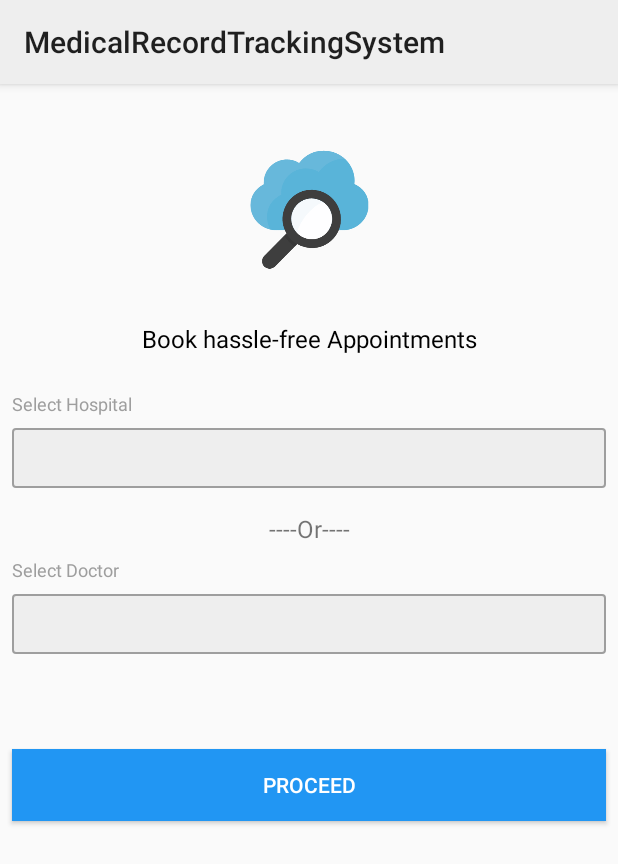
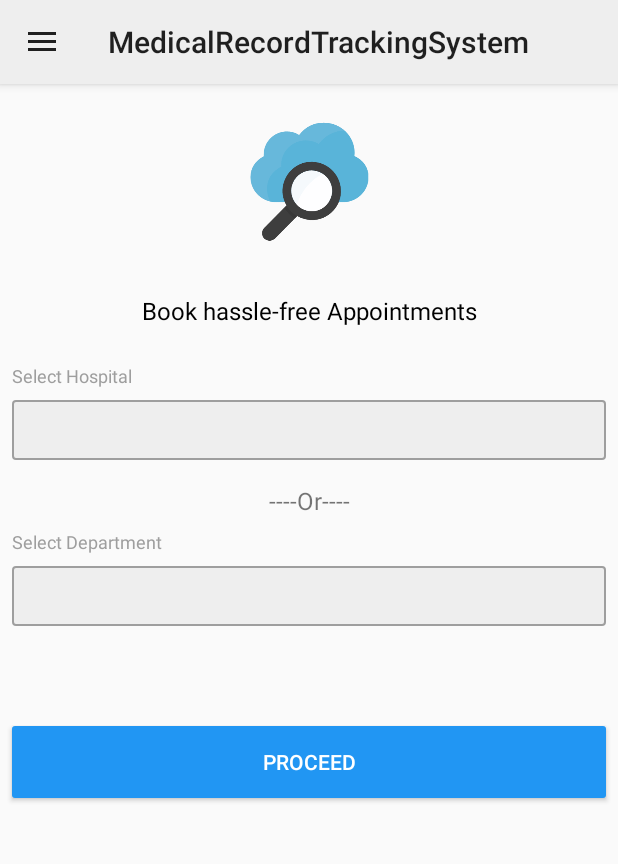
Before and after one commit to ayushkhare/MedicalReportTrackingSystem, an Android app: the screen it shows after launch (MainActivity), on a phone screen of 412 x 824 dp. Shown: the top 864 px of the screen. Run offline under Robolectric (Android 15) with nearby library versions, the phone set to English and light mode, and no system bars; our stand-ins replace ButterKnife, CircleImageView; libraries missing offline, so code that uses them is left out: com.toptoche.searchablespinnerlibrary; plain views replace SearchableSpinner; 1 statement that could not run was skipped.

Commit message:
added navigation drawer

```diff
--- a/app/build.gradle
+++ b/app/build.gradle
@@ -25,7 +25,7 @@ dependencies {
         exclude group: 'com.android.support', module: 'support-annotations'
     })
     compile 'com.android.support:appcompat-v7:25.2.0'
-    compile 'com.android.support.constraint:constraint-layout:1.0.0-beta3'
+    compile 'com.android.support.constraint:constraint-layout:1.0.1'
     compile 'com.jakewharton:butterknife:7.0.1'
     compile 'com.android.support:appcompat-v7:25.2.0'
     compile 'com.android.support:recyclerview-v7:25.2.0'
@@ -34,5 +34,6 @@ dependencies {
     compile 'com.squareup.retrofit2:converter-gson:2.0.2'
     compile 'com.squareup.okhttp3:logging-interceptor:3.3.1'
     compile 'com.toptoche.searchablespinner:searchablespinnerlibrary:1.3.1'
+    compile 'de.hdodenhof:circleimageview:1.2.1'
     testCompile 'junit:junit:4.12'
 }
--- a/app/src/main/AndroidManifest.xml
+++ b/app/src/main/AndroidManifest.xml
@@ -18,6 +18,7 @@
                 <category android:name="android.intent.category.LAUNCHER" />
             </intent-filter>
         </activity>
+        <activity android:name=".DoctorDetailsActivity"/>
     </application>
 
 </manifest>
--- a/app/src/main/java/sample/com/medicalrecordtrackingsystem/MainActivity.java
+++ b/app/src/main/java/sample/com/medicalrecordtrackingsystem/MainActivity.java
@@ -1,10 +1,19 @@
 package sample.com.medicalrecordtrackingsystem;
 
+import android.content.Intent;
 import android.os.Bundle;
+import android.support.v4.widget.DrawerLayout;
+import android.support.v7.app.ActionBarDrawerToggle;
 import android.support.v7.app.AppCompatActivity;
+import android.support.v7.widget.LinearLayoutManager;
+import android.support.v7.widget.RecyclerView;
+import android.support.v7.widget.Toolbar;
+import android.view.Menu;
+import android.view.MenuItem;
 import android.view.View;
 import android.widget.AdapterView;
 import android.widget.ArrayAdapter;
+import android.widget.Button;
 import android.widget.TextView;
 import android.widget.Toast;
 
@@ -15,24 +24,44 @@ import java.util.List;
 
 import butterknife.Bind;
 import butterknife.ButterKnife;
+import butterknife.OnClick;
 import retrofit2.Call;
 import retrofit2.Callback;
 import retrofit2.Response;
-import sample.com.medicalrecordtrackingsystem.models.Doctor;
+import sample.com.medicalrecordtrackingsystem.adapter.DrawerAdapter;
+import sample.com.medicalrecordtrackingsystem.models.Department;
 import sample.com.medicalrecordtrackingsystem.models.Hospital;
 import sample.com.medicalrecordtrackingsystem.rest.ApiClient;
 import sample.com.medicalrecordtrackingsystem.rest.ApiInterface;
 
 public class MainActivity extends AppCompatActivity {
 
+    private static final String DUMMY_ID = "-1";
+    private String navigationTitles[] = {"Book Appointment", "Appointments", "logout"};
+    String headerName = "Ayush Khare";
+
     @Bind(R.id.hospital_spinner)
     SearchableSpinner hospitalSpinner;
-    @Bind(R.id.doctor_spinner)
-    SearchableSpinner doctorSpinner;
-    @Bind(R.id.doctor_text_view)
-    TextView doctorTextView;
+    @Bind(R.id.department_spinner)
+    SearchableSpinner departmentSpinner;
+    @Bind(R.id.deparment_text_view)
+    TextView departmentTextView;
+    @Bind(R.id.proceed_btn)
+    Button proceedButton;
+    @Bind(R.id.drawer_recycler_view)
+    RecyclerView recyclerView;
+    @Bind(R.id.drawer_layout)
+    DrawerLayout drawerLayout;
+    @Bind(R.id.my_toolbar)
+    Toolbar toolbar;
 
     private ApiInterface apiService;
+    private String selectedHospitalid;
+    private String selectedDepartmentValue;
+    RecyclerView.Adapter mAdapter;                        // Declaring Adapter For Recycler View
+    RecyclerView.LayoutManager mLayoutManager;            // Declaring Layout Manager as a linear layout manager
+    DrawerLayout Drawer;                                  // Declaring DrawerLayout
+    ActionBarDrawerToggle mDrawerToggle;
 
     @Override
     protected void onCreate(Bundle savedInstanceState) {
@@ -40,12 +69,38 @@ public class MainActivity extends AppCompatActivity {
         setContentView(R.layout.activity_main);
         ButterKnife.bind(this);
         getApiClient();
+        setupDrawer();
         getHospitalsFromApi();
-//        getDoctorsFromApi();
+        getDepartmentsFromApi();
+        setButtonState();
     }
 
     private void getApiClient() {
         apiService = ApiClient.getCient().create(ApiInterface.class);
+    }
+
+    private void setupDrawer() {
+        setSupportActionBar(toolbar);
+        recyclerView.setHasFixedSize(true);
+        mAdapter = new DrawerAdapter(navigationTitles, headerName);
+        recyclerView.setAdapter(mAdapter);
+        mLayoutManager = new LinearLayoutManager(this);
+        recyclerView.setLayoutManager(mLayoutManager);
+        mDrawerToggle = new ActionBarDrawerToggle(this, drawerLayout, toolbar, R.string.open_drawer, R.string.close_drawer) {
+            @Override
+            public void onDrawerOpened(View drawerView) {
+                super.onDrawerOpened(drawerView);
+            }
+
+            @Override
+            public void onDrawerClosed(View drawerView) {
+                super.onDrawerClosed(drawerView);
+            }
+        };
+        getSupportActionBar().setDisplayHomeAsUpEnabled(true);
+        getSupportActionBar().setHomeButtonEnabled(true);
+        drawerLayout.addDrawerListener(mDrawerToggle);
+        mDrawerToggle.syncState();
     }
 
     /**
@@ -59,6 +114,10 @@ public class MainActivity extends AppCompatActivity {
                 if (response != null) {
                     if (response.isSuccessful() && response.body() != null) {
                         List<Hospital> hospitalList = response.body();
+                        Hospital dummyHospital = new Hospital();
+                        dummyHospital.setName(getString(R.string.select_one));
+                        dummyHospital.setId(DUMMY_ID);
+                        hospitalList.add(0, dummyHospital);
                         populateHospitalList(hospitalList);
                     }
                 }
@@ -82,7 +141,7 @@ public class MainActivity extends AppCompatActivity {
         for (Hospital hospital : hospitalList) {
             hospitalNames.add(hospital.getName());
         }
-        ArrayAdapter<String> spinnerAdapter = new ArrayAdapter<String>(this, android.R.layout.simple_spinner_item, hospitalNames);
+        ArrayAdapter<String> spinnerAdapter = new ArrayAdapter<>(this, android.R.layout.simple_spinner_item, hospitalNames);
         spinnerAdapter.setDropDownViewResource(android.R.layout.simple_spinner_dropdown_item);
         hospitalSpinner.setAdapter(spinnerAdapter);
         hospitalSpinner.setTitle(getString(R.string.select_hospital));
@@ -91,8 +150,8 @@ public class MainActivity extends AppCompatActivity {
         hospitalSpinner.setOnItemSelectedListener(new AdapterView.OnItemSelectedListener() {
             @Override
             public void onItemSelected(AdapterView<?> adapterView, View view, int position, long l) {
-                String id = hospitalList.get(position).getId();
-                getDoctorBasedOnHospital(id);
+                selectedHospitalid = hospitalList.get(position).getId();
+                setButtonState();
             }
 
             @Override
@@ -103,69 +162,88 @@ public class MainActivity extends AppCompatActivity {
     }
 
     /**
-     * Function to get doctor based on hospital selected from spinner
-     * @param id
+     * Function to get all the departments
      */
-    private void getDoctorBasedOnHospital(String id) {
-        Call<List<Doctor>> call = apiService.getDoctorBasedOnHospital(id);
-        call.enqueue(new Callback<List<Doctor>>() {
+    private void getDepartmentsFromApi() {
+        Call<List<Department>> call = apiService.getDepartments();
+        call.enqueue(new Callback<List<Department>>() {
             @Override
-            public void onResponse(Call<List<Doctor>> call, Response<List<Doctor>> response) {
+            public void onResponse(Call<List<Department>> call, Response<List<Department>> response) {
                 if (response != null) {
                     if (response.isSuccessful() && response.body() != null) {
-                        List<Doctor> doctorList = response.body();
-                        populateDoctorList(doctorList);
+                        List<Department> departmentList = response.body();
+                        Department dummyDepartment = new Department();
+                        dummyDepartment.setValue(getString(R.string.select_one));
+                        departmentList.add(0, dummyDepartment);
+                        populateDepartmentList(departmentList);
                     }
                 }
             }
 
             @Override
-            public void onFailure(Call<List<Doctor>> call, Throwable t) {
+            public void onFailure(Call<List<Department>> call, Throwable t) {
 
             }
         });
     }
 
     /**
-     * Function to get all the doctors
+     * Function to populate department list into spinner
+     * @param departmentList
      */
-    private void getDoctorsFromApi() {
-        Call<List<Doctor>> call = apiService.getDoctors();
-        call.enqueue(new Callback<List<Doctor>>() {
+    private void populateDepartmentList(final List<Department> departmentList) {
+        List<String> departmentNames = new ArrayList<>();
+        for (Department department : departmentList) {
+            departmentNames.add(department.getValue());
+        }
+        ArrayAdapter<String> spinnerAdapter = new ArrayAdapter<>(this, android.R.layout.simple_spinner_item, departmentNames);
+        spinnerAdapter.setDropDownViewResource(android.R.layout.simple_spinner_dropdown_item);
+        departmentSpinner.setAdapter(spinnerAdapter);
+        departmentSpinner.setTitle(getString(R.string.select_department));
+        departmentSpinner.setPrompt(getString(R.string.select_department));
+        departmentSpinner.setPositiveButton(getString(R.string.ok_button));
+
+        departmentSpinner.setOnItemSelectedListener(new AdapterView.OnItemSelectedListener() {
             @Override
-            public void onResponse(Call<List<Doctor>> call, Response<List<Doctor>> response) {
-                if (response != null) {
-                    if (response.isSuccessful() && response.body() != null) {
-                        List<Doctor> doctorList = response.body();
-                        populateDoctorList(doctorList);
-                    }
-                }
+            public void onItemSelected(AdapterView<?> adapterView, View view, int position, long l) {
+                selectedDepartmentValue = departmentList.get(position).getValue();
+                setButtonState();
             }
 
             @Override
-            public void onFailure(Call<List<Doctor>> call, Throwable t) {
-                Toast.makeText(MainActivity.this, getString(R.string.api_error_message), Toast.LENGTH_SHORT).show();
-                t.printStackTrace();
+            public void onNothingSelected(AdapterView<?> adapterView) {
+
             }
         });
     }
 
-    /**
-     * Function to populate doctor list into spinner based on hospital
-     * @param doctorList
-     */
+    private void setButtonState() {
+        if (DUMMY_ID.equals(selectedHospitalid) && getString(R.string.select_one).equals(selectedDepartmentValue)) {
+            proceedButton.setEnabled(false);
+        } else {
+            proceedButton.setEnabled(true);
+        }
+    }
 
-    private void populateDoctorList(List<Doctor> doctorList) {
-        doctorTextView.setVisibility(View.VISIBLE);
-        doctorSpinner.setVisibility(View.VISIBLE);
-        List<String> doctorNames = new ArrayList<>();
-        for (Doctor doctor : doctorList) {
-            doctorNames.add(doctor.getName());
+    @OnClick(R.id.proceed_btn)
+    public void onClickProceed() {
+        Intent intent = new Intent(MainActivity.this, DoctorDetailsActivity.class);
+        intent.putExtra("hospital_id", selectedHospitalid);
+        intent.putExtra("department_value", selectedDepartmentValue);
+        startActivity(intent);
+    }
+
+    @Override
+    public boolean onCreateOptionsMenu(Menu menu) {
+        // Inflate the menu; this adds items to the action bar if it is present.
+        return true;
+    }
+
+    @Override
+    public boolean onOptionsItemSelected(MenuItem item) {
+        if(mDrawerToggle.onOptionsItemSelected(item)) {
+            return true;
         }
-        ArrayAdapter<String> spinnerAdapter = new ArrayAdapter<String>(this, android.R.layout.simple_spinner_item, doctorNames);
-        spinnerAdapter.setDropDownViewResource(android.R.layout.simple_spinner_dropdown_item);
-        doctorSpinner.setAdapter(spinnerAdapter);
-        doctorSpinner.setTitle(getString(R.string.select_doctor));
-        doctorSpinner.setPositiveButton(getString(R.string.ok_button));
+        return super.onOptionsItemSelected(item);
     }
 }
--- /dev/null
+++ b/app/src/main/java/sample/com/medicalrecordtrackingsystem/adapter/DrawerAdapter.java
@@ -0,0 +1,80 @@
+package sample.com.medicalrecordtrackingsystem.adapter;
+
+import android.support.v7.widget.RecyclerView;
+import android.view.LayoutInflater;
+import android.view.View;
+import android.view.ViewGroup;
+import android.widget.TextView;
+
+import de.hdodenhof.circleimageview.CircleImageView;
+import sample.com.medicalrecordtrackingsystem.R;
+
+/**
+ * Created by ayush on 28/3/17
+ */
+public class DrawerAdapter extends RecyclerView.Adapter<DrawerAdapter.ViewHolder> {
+
+    private static final int TYPE_HEADER = 0;
+    private static final int TYPE_ITEM = 1;
+    private String[] navigationTitles;
+    private String headerName;
+
+    public DrawerAdapter(String[] navigationTitles, String headerName) {
+        this.navigationTitles = navigationTitles;
+        this.headerName = headerName;
+    }
+
+    @Override
+    public ViewHolder onCreateViewHolder(ViewGroup parent, int viewType) {
+        if (viewType == TYPE_ITEM) {
+            View view = LayoutInflater.from(parent.getContext()).inflate(R.layout.drawer_row, parent, false);
+            ViewHolder viewHolder = new ViewHolder(view, viewType);
+            return viewHolder;
+        } else {
+            View view = LayoutInflater.from(parent.getContext()).inflate(R.layout.drawer_header, parent, false);
+            ViewHolder viewHolder = new ViewHolder(view, viewType);
+            return viewHolder;
+        }
+    }
+
+    @Override
+    public void onBindViewHolder(ViewHolder holder, int position) {
+        if (holder.getItemViewType() == TYPE_ITEM) {
+            holder.itemName.setText(navigationTitles[position - 1]);
+        } else {
+            holder.profileName.setText(headerName);
+        }
+    }
+
+    @Override
+    public int getItemCount() {
+        return navigationTitles.length + 1;
+    }
+
+    @Override
+    public int getItemViewType(int position) {
+        if (position == 0) {
+            return TYPE_HEADER;
+        }
+        return TYPE_ITEM;
+    }
+
+    public class ViewHolder extends RecyclerView.ViewHolder {
+
+        CircleImageView profileImage;
+        TextView profileName;
+        TextView itemName;
+        View divider;
+
+        public ViewHolder(View itemView, int viewType) {
+            super(itemView);
+            if (viewType == TYPE_ITEM) {
+                itemName = (TextView) itemView.findViewById(R.id.item_name);
+                divider = itemView.findViewById(R.id.divider);
+            } else {
+                profileImage = (CircleImageView) itemView.findViewById(R.id.profile_image);
+                profileName = (TextView) itemView.findViewById(R.id.profile_name);
+            }
+        }
+    }
+}
--- a/app/src/main/java/sample/com/medicalrecordtrackingsystem/rest/ApiInterface.java
+++ b/app/src/main/java/sample/com/medicalrecordtrackingsystem/rest/ApiInterface.java
@@ -5,6 +5,7 @@ import java.util.List;
 import retrofit2.Call;
 import retrofit2.http.GET;
 import retrofit2.http.Query;
+import sample.com.medicalrecordtrackingsystem.models.Department;
 import sample.com.medicalrecordtrackingsystem.models.Doctor;
 import sample.com.medicalrecordtrackingsystem.models.Hospital;
 
@@ -21,4 +22,7 @@ public interface ApiInterface {
 
     @GET("doctors")
     Call<List<Doctor>> getDoctorBasedOnHospital(@Query("hospitalId") String hospitalId);
+
+    @GET("doctors/departments")
+    Call<List<Department>> getDepartments();
 }
--- /dev/null
+++ b/app/src/main/res/drawable/proceed_button_background.xml
@@ -0,0 +1,18 @@
+<?xml version="1.0" encoding="utf-8"?>
+<selector xmlns:android="http://schemas.android.com/apk/res/android">
+
+    <item android:state_enabled="true">
+        <shape>
+            <corners android:radius="2dp"/>
+            <solid android:color="@color/colorAccent"/>
+        </shape>
+    </item>
+
+    <item android:state_enabled="false">
+        <shape>
+            <corners android:radius="2dp"/>
+            <solid android:color="@color/colorPrimaryDark"/>
+        </shape>
+    </item>
+
+</selector>
--- a/app/src/main/res/layout/activity_main.xml
+++ b/app/src/main/res/layout/activity_main.xml
@@ -1,10 +1,22 @@
 <?xml version="1.0" encoding="utf-8"?>
+<android.support.v4.widget.DrawerLayout xmlns:android="http://schemas.android.com/apk/res/android"
+    xmlns:app="http://schemas.android.com/apk/res-auto"
+    xmlns:tools="http://schemas.android.com/tools"
+    android:id="@+id/drawer_layout"
+    android:layout_width="match_parent"
+    android:layout_height="match_parent">
+
     <android.support.constraint.ConstraintLayout xmlns:android="http://schemas.android.com/apk/res/android"
         xmlns:app="http://schemas.android.com/apk/res-auto"
         xmlns:tools="http://schemas.android.com/tools"
         android:layout_width="match_parent"
         android:layout_height="match_parent"
         tools:context="sample.com.medicalrecordtrackingsystem.MainActivity">
+
+        <include
+            android:id="@+id/toolbar"
+            layout="@layout/toolbar">
+        </include>
 
         <TextView
             android:layout_width="0dp"
@@ -51,10 +63,10 @@
             app:layout_constraintTop_toBottomOf="@+id/hospital_spinner" />
 
         <TextView
-        android:id="@+id/doctor_text_view"
+            android:id="@+id/deparment_text_view"
             android:layout_width="0dp"
             android:layout_height="wrap_content"
-        android:text="@string/select_doctor"
+            android:text="@string/select_department"
             android:textSize="12sp"
             android:textColor="@color/grey500"
             app:layout_constraintLeft_toLeftOf="parent"
@@ -68,7 +80,7 @@
             android:layout_marginEnd="8dp" />
 
         <com.toptoche.searchablespinnerlibrary.SearchableSpinner
-        android:id="@+id/doctor_spinner"
+            android:id="@+id/department_spinner"
             android:layout_width="0dp"
             android:layout_height="40dp"
             android:background="@drawable/border_background"
@@ -78,7 +90,7 @@
             android:layout_marginRight="8dp"
             android:layout_marginLeft="8dp"
             android:layout_marginTop="8dp"
-        app:layout_constraintTop_toBottomOf="@+id/doctor_text_view"
+            app:layout_constraintTop_toBottomOf="@+id/deparment_text_view"
             android:layout_marginStart="8dp"
             android:layout_marginEnd="8dp" />
 
@@ -87,12 +99,12 @@
             android:layout_width="0dp"
             android:layout_height="wrap_content"
             android:text="@string/proceed"
-        android:background="@color/colorAccent"
+            android:background="@drawable/proceed_button_background"
             android:textColor="@color/white"
             app:layout_constraintLeft_toLeftOf="parent"
             app:layout_constraintRight_toRightOf="parent"
             android:layout_marginTop="8dp"
-        app:layout_constraintTop_toBottomOf="@+id/doctor_spinner"
+            app:layout_constraintTop_toBottomOf="@+id/department_spinner"
             app:layout_constraintBottom_toBottomOf="parent"
             android:layout_marginBottom="8dp"
             app:layout_constraintVertical_bias="0.171"
@@ -111,8 +123,8 @@
             app:srcCompat="@drawable/search_image"
             android:layout_marginBottom="8dp"
             app:layout_constraintBottom_toTopOf="@+id/textView3"
-        app:layout_constraintTop_toTopOf="parent"
-        app:layout_constraintVertical_bias="0.186" />
+            app:layout_constraintTop_toTopOf="@+id/toolbar"
+            android:layout_marginTop="8dp" />
 
         <TextView
             android:id="@+id/helper_text_view"
@@ -126,3 +138,13 @@
             app:layout_constraintTop_toBottomOf="@+id/imageView" />
 
     </android.support.constraint.ConstraintLayout>
+
+    <android.support.v7.widget.RecyclerView
+        android:id="@+id/drawer_recycler_view"
+        android:layout_width="240dp"
+        android:layout_height="match_parent"
+        android:background="@color/white"
+        android:scrollbars="vertical"
+        android:layout_gravity="left" />
+
+</android.support.v4.widget.DrawerLayout>
--- /dev/null
+++ b/app/src/main/res/layout/toolbar.xml
@@ -0,0 +1,17 @@
+<?xml version="1.0" encoding="utf-8"?>
+<LinearLayout xmlns:android="http://schemas.android.com/apk/res/android"
+    xmlns:app="http://schemas.android.com/apk/res-auto"
+    android:orientation="vertical"
+    android:layout_width="match_parent"
+    android:layout_height="match_parent">
+
+    <android.support.v7.widget.Toolbar
+        android:id="@+id/my_toolbar"
+        android:layout_width="match_parent"
+        android:layout_height="?attr/actionBarSize"
+        android:background="?attr/colorPrimary"
+        android:elevation="4dp"
+        android:theme="@style/ThemeOverlay.AppCompat.ActionBar"
+        app:popupTheme="@style/ThemeOverlay.AppCompat.Light"/>
+
+</LinearLayout>
--- a/app/src/main/res/values/colors.xml
+++ b/app/src/main/res/values/colors.xml
@@ -9,4 +9,6 @@
     <color name="grey500">#9E9E9E</color>
     <color name="white">#FFFFFF</color>
     <color name="black">#000000</color>
+    <color name="greyBlue500">#607D8B</color>
+    <color name="greyBlue200">#B0BEC5</color>
 </resources>
--- a/app/src/main/res/values/strings.xml
+++ b/app/src/main/res/values/strings.xml
@@ -7,4 +7,8 @@
     <string name="or">----Or----</string>
     <string name="proceed">Proceed</string>
     <string name="book_hassle_free_appointment">Book hassle-free Appointments</string>
+    <string name="select_department">Select Department</string>
+    <string name="select_one">--Select one--</string>
+    <string name="open_drawer">Open Drawer</string>
+    <string name="close_drawer">Close Drawer</string>
 </resources>
--- a/app/src/main/res/values/styles.xml
+++ b/app/src/main/res/values/styles.xml
@@ -1,7 +1,7 @@
 <resources>
 
     <!-- Base application theme. -->
-    <style name="AppTheme" parent="Theme.AppCompat.Light">
+    <style name="AppTheme" parent="Theme.AppCompat.Light.NoActionBar">
         <!-- Customize your theme here. -->
         <item name="colorPrimary">@color/colorPrimary</item>
         <item name="colorPrimaryDark">@color/colorPrimaryDark</item>
```
Also changed, not shown: app/src/main/java/sample/com/medicalrecordtrackingsystem/DoctorDetailsActivity.java (added, +10 -0 lines), app/src/main/java/sample/com/medicalrecordtrackingsystem/models/Department.java (added, +17 -0 lines), app/src/main/res/layout/drawer_header.xml (added, +39 -0 lines), app/src/main/res/layout/drawer_row.xml (added, +28 -0 lines). Lines whose indentation alone changed are shown as unchanged.
